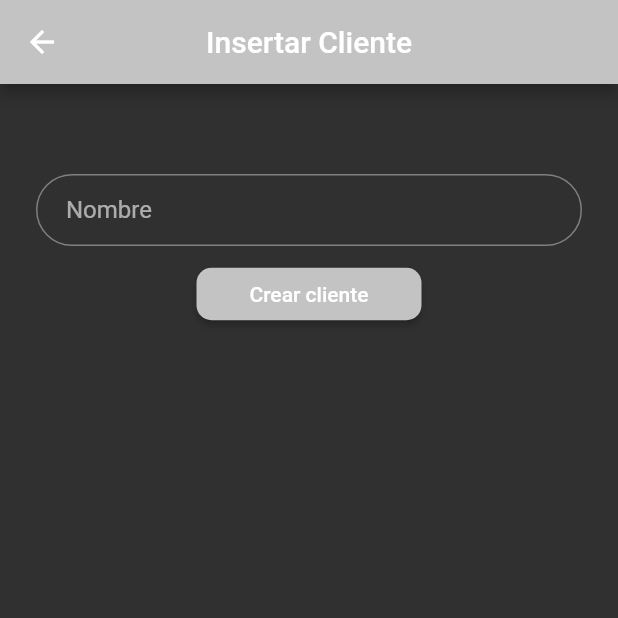
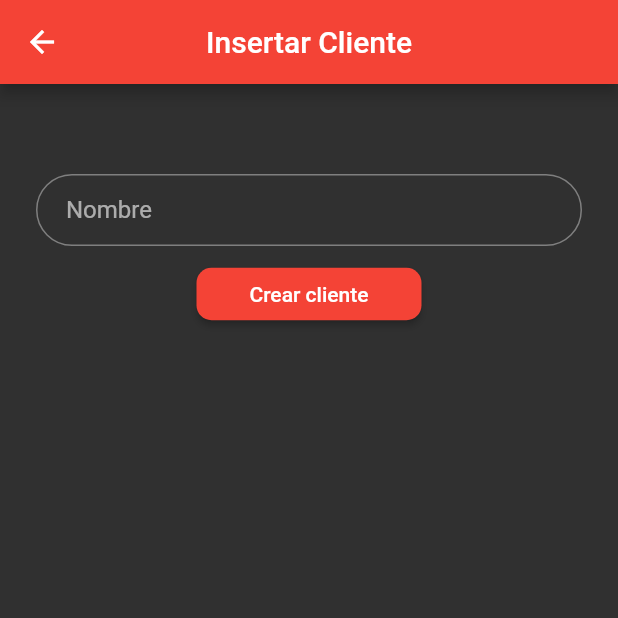
Before and after one commit to tito1984/ReizGardenApp, a Flutter app: the CreateClient screen opened directly, on a phone screen of 412 x 824 dp, the top half of it. Run offline on Flutter 3.47's test engine with Material 2 defaults, Android fonts, the phone set to English and light mode, and no system bars; our stand-ins replace firebase_auth, firebase_database, shared_preferences; accounts and stored records are empty.

Commit message:
Update 1.1.1

```diff
--- a/lib/ui/create_client.dart
+++ b/lib/ui/create_client.dart
@@ -56,7 +56,7 @@ class _CreateClientState extends State<CreateClient> {
           onPressed: () {
             _createClient();
           },
-          color: Color.fromRGBO(195, 195, 195, 1.0),
+          color: Colors.red,
           child: Text(
             'Crear cliente',
             style: TextStyle(color: Colors.white),
@@ -72,7 +72,7 @@ class _CreateClientState extends State<CreateClient> {
           onPressed: () => Navigator.pop(context),
         ),
         title: Text('Insertar Cliente'),
-        backgroundColor: Color.fromRGBO(195, 195, 195, 1.0),
+        backgroundColor: Colors.red,
         centerTitle: true,
       ),
       body: Column(
--- a/lib/ui/create_worker.dart
+++ b/lib/ui/create_worker.dart
@@ -88,7 +88,7 @@ class _CreateWorkerState extends State<CreateWorker> {
             signUp();
 
           },
-          color: Color.fromRGBO(195, 195, 195, 1.0),
+          color: Colors.red,
           child: Text(
             'Crear trabajador',
             style: TextStyle(color: Colors.white),
@@ -104,7 +104,7 @@ class _CreateWorkerState extends State<CreateWorker> {
           onPressed: () => Navigator.pop(context),
         ),
         title: Text('Crear Trabajador'),
-        backgroundColor: Color.fromRGBO(195, 195, 195, 1.0),
+        backgroundColor: Colors.red,
         centerTitle: true,
       ),
       body: Column(
--- a/lib/ui/create_workingpart.dart
+++ b/lib/ui/create_workingpart.dart
@@ -144,7 +144,7 @@ class _CreateWorkingPartState extends State<CreateWorkingPart> {
             onPressed: () => Navigator.pop(context),
           ),
           title: Text(widget.title),
-          backgroundColor: Color.fromRGBO(195, 195, 195, 1.0),
+          backgroundColor: Colors.red,
           centerTitle: true,
         ),
         body: Center(
@@ -226,7 +226,7 @@ class _CreateWorkingPartState extends State<CreateWorkingPart> {
                       color: Colors.white,
                     ),
                   ),
-                  color: Color.fromRGBO(195, 195, 195, 1.0),
+                  color: Colors.red,
                   onPressed: () {
                     setState(() {
                       material.add(_materialController.text);
--- a/lib/ui/home_page.dart
+++ b/lib/ui/home_page.dart
@@ -48,7 +48,7 @@ class _HomePageState extends State<HomePage> {
             ),
             title: Image.asset('assets/images/logo2.png'),
             centerTitle: true,
-            backgroundColor: Color.fromRGBO(195, 195, 195, 1.0),
+            backgroundColor: Colors.red,
           ),
           body: TabBarView(
             children: <Widget>[
--- a/lib/ui/listview_clients.dart
+++ b/lib/ui/listview_clients.dart
@@ -91,7 +91,7 @@ class _ListViewClientsState extends State<ListViewClients> {
         ),
         floatingActionButton: FloatingActionButton(
           child: Icon(Icons.add, color: Colors.white,),
-          backgroundColor: Color.fromRGBO(195, 195, 195, 1.0),
+          backgroundColor: Colors.red,
           onPressed: () => _createNewClient(context),
         ),
       ),
--- a/lib/ui/listview_workers.dart
+++ b/lib/ui/listview_workers.dart
@@ -49,7 +49,7 @@ class _ListViewWorkersState extends State<ListViewWorkers> {
       return FloatingActionButton(
         child: Icon(Icons.add, color: Colors.white,),
         heroTag: 'createWorker',
-        backgroundColor: Color.fromRGBO(195, 195, 195, 1.0),
+        backgroundColor: Colors.red,
         onPressed: () => _createNewWorker(context),
       );
     } else {
--- a/lib/ui/listview_workingparts.dart
+++ b/lib/ui/listview_workingparts.dart
@@ -100,7 +100,7 @@ class _ListViewWorkingPartsState extends State<ListViewWorkingParts> {
       home: Scaffold(
         floatingActionButton: FloatingActionButton(
           child: Icon(Icons.add, color: Colors.white,),
-          backgroundColor: Color.fromRGBO(195, 195, 195, 1.0),
+          backgroundColor: Colors.red,
           onPressed: () => _createNewPart(context, 'Crear parte nuevo'),
         ),
         body: Container(
--- a/lib/ui/sign_in.dart
+++ b/lib/ui/sign_in.dart
@@ -40,7 +40,6 @@ class _SignInState extends State<SignIn> {
     final email = TextFormField(
       keyboardType: TextInputType.emailAddress,
       autofocus: false,
-      initialValue: _email,
       controller: emailCont,
       validator: (input) {
         if(input.isEmpty) {
@@ -58,7 +57,6 @@ class _SignInState extends State<SignIn> {
     final password = TextFormField(
       autofocus: false,
       obscureText: true,
-      initialValue: _password,
       controller: passCont,
       validator: (input) {
         if(input.isEmpty) {
@@ -82,7 +80,7 @@ class _SignInState extends State<SignIn> {
           shape: new RoundedRectangleBorder(
               borderRadius: BorderRadius.circular(10.0)),
           onPressed: signIn,
-          color: Color.fromRGBO(195, 195, 195, 1.0),
+          color: Colors.red,
           child: Text(
             'Iniciar Sesion',
             style: TextStyle(color: Colors.white),
--- a/lib/ui/view_workingpart.dart
+++ b/lib/ui/view_workingpart.dart
@@ -75,7 +75,7 @@ class _ViewWorkingPartState extends State<ViewWorkingPart> {
             onPressed: () => Navigator.pop(context),
           ),
           title: Text('Ver Parte'),
-          backgroundColor: Color.fromRGBO(195, 195, 195, 1.0),
+          backgroundColor: Colors.red,
           centerTitle: true,
         ),
         body: Center(
@@ -140,7 +140,7 @@ class _ViewWorkingPartState extends State<ViewWorkingPart> {
                         color: Colors.white,
                       ),
                     ),
-                    color: Color.fromRGBO(206, 206, 206, 1.0),
+                    color: Colors.red,
 
                     onPressed: () {}
                 ),
@@ -204,7 +204,7 @@ class _ViewWorkingPartState extends State<ViewWorkingPart> {
                         color: Colors.white,
                       ),
                     ),
-                    color: Color.fromRGBO(195, 195, 195, 1.0),
+                    color: Colors.red,
 
                     onPressed: () {}
                 ),
```
